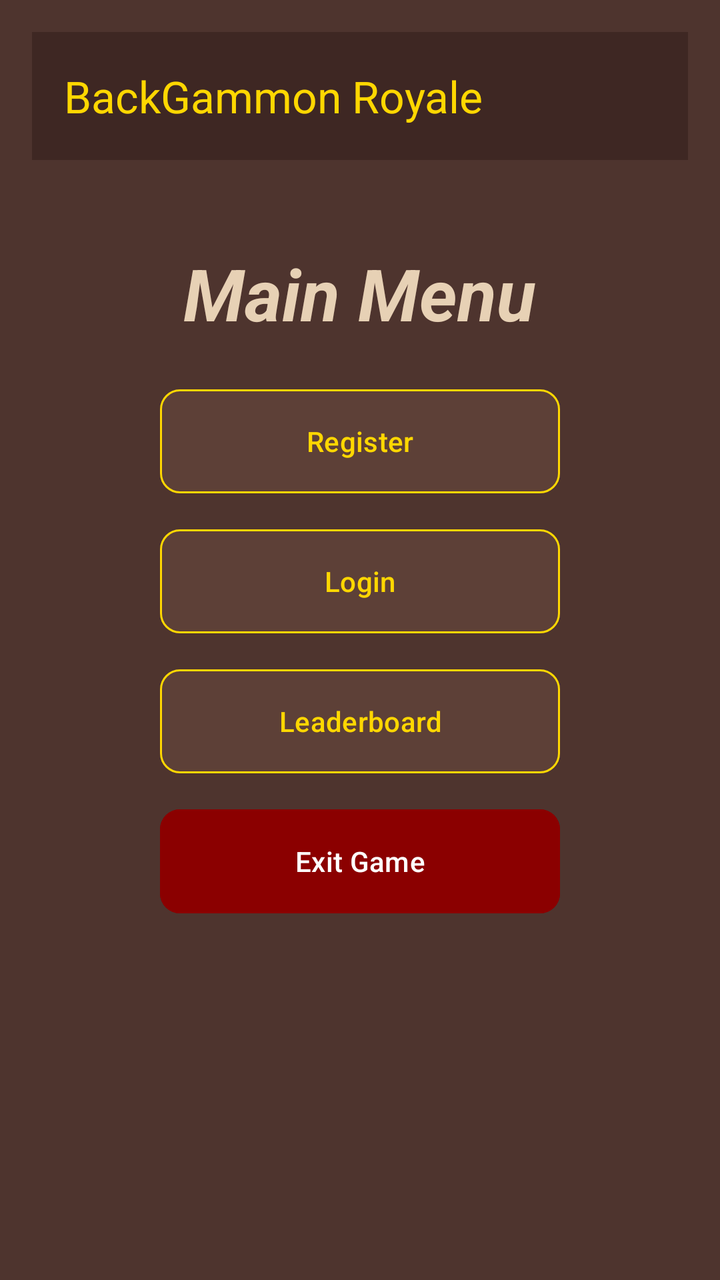
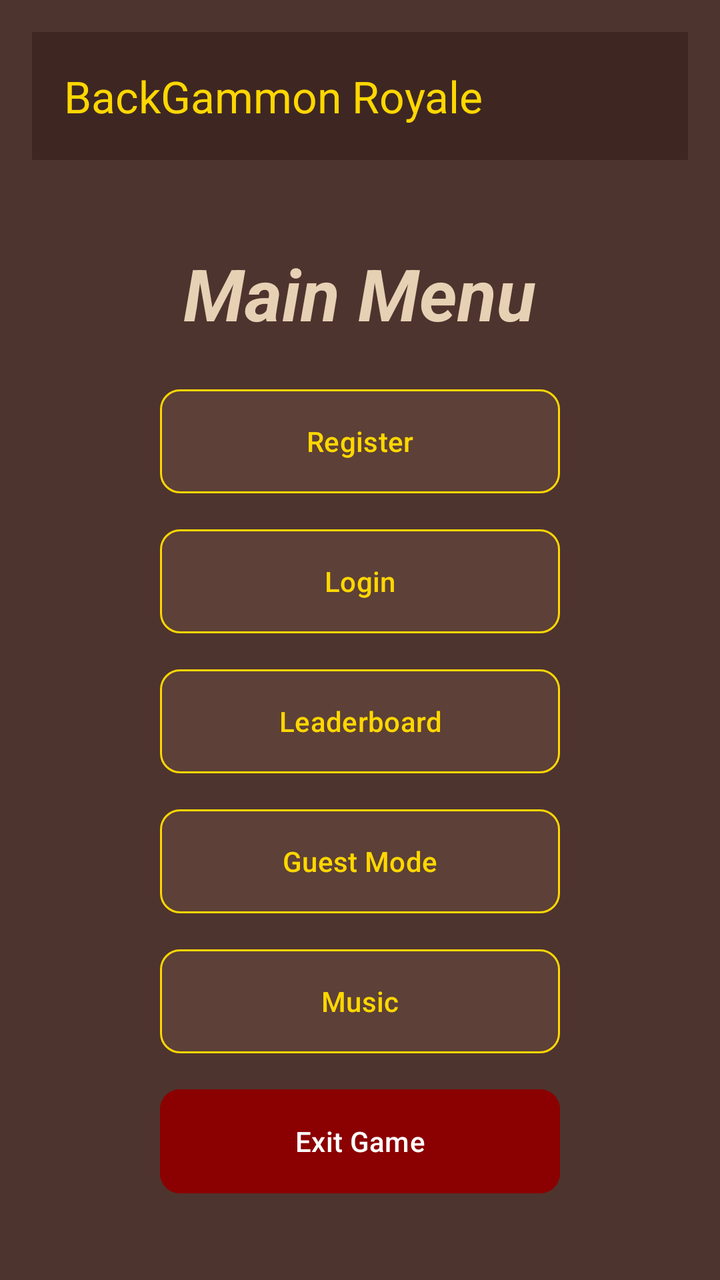

Compare the two renders of this Android layout. The source of the first and the diff that turns it into the second are given below.
<!-- AndroidManifest.xml: application theme Theme.BackGammonFinal -->
<!-- res/layout/activity_main.xml -->
<?xml version="1.0" encoding="utf-8"?>
<FrameLayout xmlns:android="http://schemas.android.com/apk/res/android"
    xmlns:app="http://schemas.android.com/apk/res-auto"
    xmlns:tools="http://schemas.android.com/tools"
    android:id="@+id/main"
    android:layout_width="match_parent"
    android:layout_height="match_parent"
    android:background="#4E342E"
    tools:context=".MainActivity">

    <LinearLayout
        android:id="@+id/main_content_wrapper"
        android:layout_width="match_parent"
        android:layout_height="match_parent"
        android:orientation="vertical">

        <LinearLayout
            android:id="@+id/main_menu_layout"
            android:layout_width="match_parent"
            android:layout_height="0dp"
            android:layout_weight="1"
            android:gravity="center_horizontal"
            android:orientation="vertical"
            android:padding="16dp">

            <androidx.appcompat.widget.Toolbar
                android:id="@+id/toolbar"
                android:layout_width="match_parent"
                android:layout_height="wrap_content"
                android:background="#3E2723"
                app:title="BackGammon Royale"
                app:titleTextColor="#FFD700" />

            <TextView
                android:id="@+id/tvUserName"
                android:layout_width="wrap_content"
                android:layout_height="wrap_content"
                android:layout_marginTop="10dp"
                android:textColor="#FFD700"
                android:textSize="24sp"
                android:textStyle="bold" />

            <TextView
                android:id="@+id/tvHead"
                android:layout_width="wrap_content"
                android:layout_height="wrap_content"
                android:layout_marginBottom="20dp"
                android:text="Main Menu"
                android:textColor="#E7D1B5"
                android:textSize="36sp"
                android:textStyle="bold|italic" />

            <Button
                android:id="@+id/btnRegister"
                android:layout_width="200dp"
                android:layout_height="60dp"
                android:layout_marginBottom="10dp"
                android:backgroundTint="#5D4037"
                android:text="Register"
                android:textColor="#FFD700"
                app:cornerRadius="10dp"
                app:strokeColor="#FFD700"
                app:strokeWidth="1dp" />

            <Button
                android:id="@+id/btnLogin"
                android:layout_width="200dp"
                android:layout_height="60dp"
                android:layout_marginBottom="10dp"
                android:backgroundTint="#5D4037"
                android:text="Login"
                android:textColor="#FFD700"
                app:cornerRadius="10dp"
                app:strokeColor="#FFD700"
                app:strokeWidth="1dp" />

            <Button
                android:id="@+id/btnScoreList"
                android:layout_width="200dp"
                android:layout_height="60dp"
                android:layout_marginBottom="10dp"
                android:backgroundTint="#5D4037"
                android:text="Leaderboard"
                android:textColor="#FFD700"
                app:cornerRadius="10dp"
                app:strokeColor="#FFD700"
                app:strokeWidth="1dp" />

            <Button
                android:id="@+id/btnExit"
                android:layout_width="200dp"
                android:layout_height="60dp"
                android:backgroundTint="#8B0000"
                android:text="Exit Game"
                android:textColor="#FFFFFF"
                app:cornerRadius="10dp" />

        </LinearLayout>
    </LinearLayout>

    <FrameLayout
        android:id="@+id/main_container"
        android:layout_width="match_parent"
        android:layout_height="match_parent"
        android:visibility="gone" />

</FrameLayout>
<!-- resources referenced by this layout -->
<resources>
  <style name="Theme.BackGammonFinal" parent="Base.Theme.BackGammonFinal" />
  <style name="Base.Theme.BackGammonFinal" parent="Theme.Material3.DayNight.NoActionBar">
      </style>
</resources>

<!-- the commit's change to res/layout/activity_main.xml (unified diff, before → after) -->
@@ -87,6 +87,30 @@
                 app:strokeWidth="1dp" />
 
             <Button
+                android:id="@+id/btnGuset"
+                android:layout_width="200dp"
+                android:layout_height="60dp"
+                android:layout_marginBottom="10dp"
+                android:backgroundTint="#5D4037"
+                android:text="Guest Mode"
+                android:textColor="#FFD700"
+                app:cornerRadius="10dp"
+                app:strokeColor="#FFD700"
+                app:strokeWidth="1dp" />
+
+            <Button
+                android:id="@+id/btnMusic"
+                android:layout_width="200dp"
+                android:layout_height="60dp"
+                android:layout_marginBottom="10dp"
+                android:backgroundTint="#5D4037"
+                android:text="Music"
+                android:textColor="#FFD700"
+                app:cornerRadius="10dp"
+                app:strokeColor="#FFD700"
+                app:strokeWidth="1dp" />
+
+            <Button
                 android:id="@+id/btnExit"
                 android:layout_width="200dp"
                 android:layout_height="60dp"
